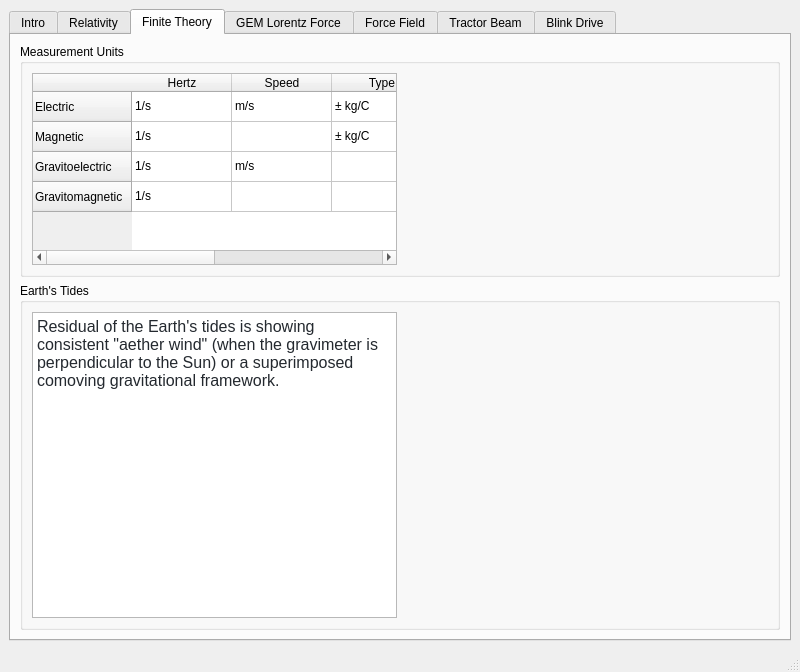
First picture: the form in mainwindow.ui, repository philippeb8/ft-gem, before the edit.
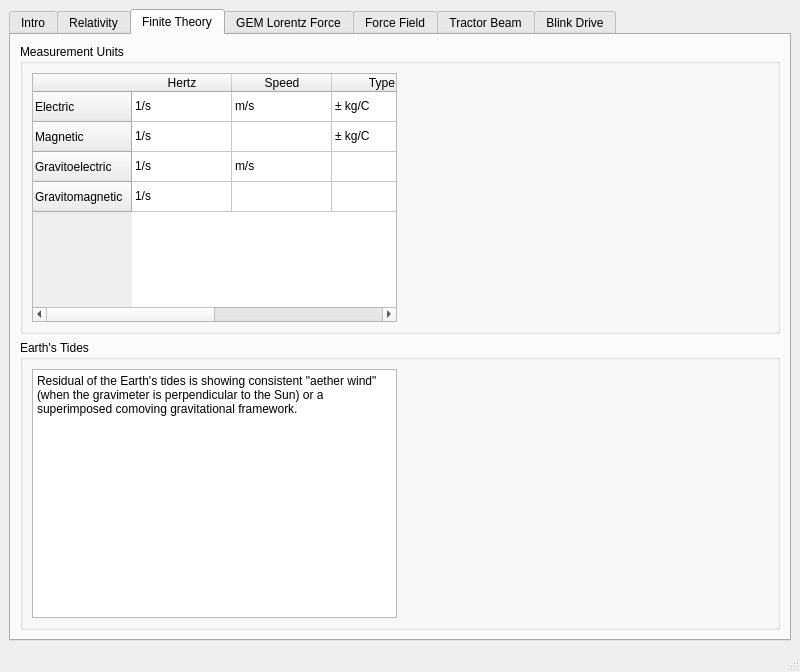
Second picture: the form after the edit. The open tabs and pages were chosen to show the change. Custom widgets are drawn as their Qt base class.

Commit message: Changed type of text container.

```diff
--- a/mainwindow.ui
+++ b/mainwindow.ui
@@ -292,19 +292,15 @@
           </property>
           <layout class="QHBoxLayout" name="horizontalLayout_17">
            <item>
-            <widget class="QTextBrowser" name="textBrowser_4">
+            <widget class="QPlainTextEdit" name="plainTextEdit_5">
              <property name="sizePolicy">
-              <sizepolicy hsizetype="Minimum" vsizetype="Expanding">
+              <sizepolicy hsizetype="Preferred" vsizetype="Preferred">
                <horstretch>0</horstretch>
                <verstretch>0</verstretch>
               </sizepolicy>
              </property>
-             <property name="html">
-              <string>&lt;!DOCTYPE HTML PUBLIC &quot;-//W3C//DTD HTML 4.0//EN&quot; &quot;http://www.w3.org/TR/REC-html40/strict.dtd&quot;&gt;
-&lt;html&gt;&lt;head&gt;&lt;meta name=&quot;qrichtext&quot; content=&quot;1&quot; /&gt;&lt;style type=&quot;text/css&quot;&gt;
-p, li { white-space: pre-wrap; }
-&lt;/style&gt;&lt;/head&gt;&lt;body style=&quot; font-family:'Noto Sans'; font-size:10pt; font-weight:400; font-style:normal;&quot;&gt;
-&lt;p style=&quot; margin-top:0px; margin-bottom:16px; margin-left:0px; margin-right:0px; -qt-block-indent:0; text-indent:0px; background-color:#ffffff;&quot;&gt;&lt;span style=&quot; font-family:'-apple-system,BlinkMacSystemFont,Segoe UI,Helvetica,Arial,sans-serif,Apple Color Emoji,Segoe UI Emoji'; font-size:16px; color:#24292f; background-color:#ffffff;&quot;&gt;Residual of the Earth's tides is showing consistent &amp;quot;aether wind&amp;quot; (when the gravimeter is perpendicular to the Sun) or a superimposed comoving gravitational framework.&lt;/span&gt;&lt;/p&gt;&lt;/body&gt;&lt;/html&gt;</string>
+             <property name="plainText">
+              <string>Residual of the Earth's tides is showing consistent &quot;aether wind&quot; (when the gravimeter is perpendicular to the Sun) or a superimposed comoving gravitational framework.</string>
              </property>
             </widget>
            </item>
```
